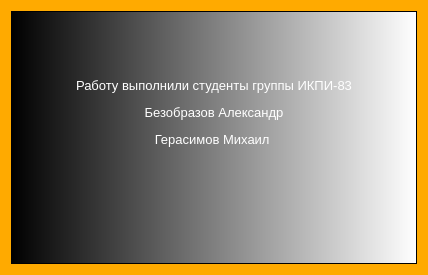
ultraxion2000/Bot_creator-1, file Bot/info.ui: the form before one commit.
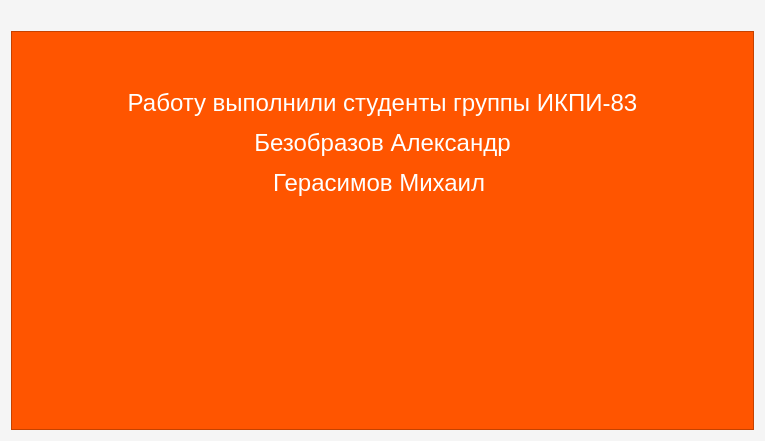
The form after the commit. Icons and pictures are not drawn.

Patch:
```diff
--- a/Bot/info.ui
+++ b/Bot/info.ui
@@ -6,32 +6,41 @@
    <rect>
     <x>0</x>
     <y>0</y>
-    <width>428</width>
-    <height>275</height>
+    <width>765</width>
+    <height>441</height>
    </rect>
   </property>
   <property name="windowTitle">
    <string>Info</string>
   </property>
   <property name="styleSheet">
-   <string notr="true">background-color:rgb(255, 170, 0)</string>
+   <string notr="true">background-color:rgb(245, 245, 245)</string>
   </property>
-  <layout class="QGridLayout" name="gridLayout">
-   <item row="0" column="0">
+  <layout class="QVBoxLayout" name="verticalLayout">
+   <item>
+    <widget class="QLabel" name="label">
+     <property name="text">
+      <string/>
+     </property>
+     <property name="pixmap">
+      <pixmap>../../../Users/Александр/Desktop/sut.png</pixmap>
+     </property>
+    </widget>
+   </item>
+   <item>
     <widget class="QTextBrowser" name="textBrowser">
      <property name="styleSheet">
-      <string notr="true">background-color:qlineargradient(spread:pad, x1:0, y1:0, x2:1, y2:0, stop:0 rgba(0, 0, 0, 255), stop:1 rgba(255, 255, 255, 255))</string>
+      <string notr="true">background-color:rgb(255, 85, 0)</string>
      </property>
      <property name="html">
       <string>&lt;!DOCTYPE HTML PUBLIC &quot;-//W3C//DTD HTML 4.0//EN&quot; &quot;http://www.w3.org/TR/REC-html40/strict.dtd&quot;&gt;
 &lt;html&gt;&lt;head&gt;&lt;meta name=&quot;qrichtext&quot; content=&quot;1&quot; /&gt;&lt;style type=&quot;text/css&quot;&gt;
 p, li { white-space: pre-wrap; }
 &lt;/style&gt;&lt;/head&gt;&lt;body style=&quot; font-family:'MS Shell Dlg 2'; font-size:7.8pt; font-weight:400; font-style:normal;&quot;&gt;
-&lt;p align=&quot;center&quot; style=&quot; margin-top:12px; margin-bottom:12px; margin-left:0px; margin-right:0px; -qt-block-indent:0; text-indent:0px;&quot;&gt;&lt;span style=&quot; color:#ffffff;&quot;&gt;&lt;br /&gt;&lt;/span&gt;&lt;/p&gt;
-&lt;p align=&quot;center&quot; style=&quot;-qt-paragraph-type:empty; margin-top:12px; margin-bottom:12px; margin-left:0px; margin-right:0px; -qt-block-indent:0; text-indent:0px; color:#ffffff;&quot;&gt;&lt;br /&gt;&lt;/p&gt;
-&lt;p align=&quot;center&quot; style=&quot; margin-top:12px; margin-bottom:12px; margin-left:0px; margin-right:0px; -qt-block-indent:0; text-indent:0px;&quot;&gt;&lt;span style=&quot; font-size:10pt; color:#ffffff;&quot;&gt;Работу выполнили студенты группы ИКПИ-83&lt;/span&gt;&lt;/p&gt;
-&lt;p align=&quot;center&quot; style=&quot; margin-top:12px; margin-bottom:12px; margin-left:0px; margin-right:0px; -qt-block-indent:0; text-indent:0px;&quot;&gt;&lt;span style=&quot; font-size:10pt; color:#ffffff;&quot;&gt;Безобразов Александр&lt;/span&gt;&lt;/p&gt;
-&lt;p align=&quot;center&quot; style=&quot; margin-top:12px; margin-bottom:12px; margin-left:0px; margin-right:0px; -qt-block-indent:0; text-indent:0px;&quot;&gt;&lt;span style=&quot; font-size:10pt; color:#ffffff;&quot;&gt;Герасимов Михаил &lt;/span&gt;&lt;/p&gt;&lt;/body&gt;&lt;/html&gt;</string>
+&lt;p align=&quot;center&quot; style=&quot; margin-top:12px; margin-bottom:12px; margin-left:0px; margin-right:0px; -qt-block-indent:0; text-indent:0px;&quot;&gt;&lt;span style=&quot; font-size:18pt; color:#ffffff;&quot;&gt;&lt;br /&gt;&lt;/span&gt;&lt;/p&gt;
+&lt;p align=&quot;center&quot; style=&quot; margin-top:12px; margin-bottom:12px; margin-left:0px; margin-right:0px; -qt-block-indent:0; text-indent:0px;&quot;&gt;&lt;span style=&quot; font-size:18pt; color:#ffffff;&quot;&gt;Работу выполнили студенты группы ИКПИ-83&lt;/span&gt;&lt;/p&gt;
+&lt;p align=&quot;center&quot; style=&quot; margin-top:12px; margin-bottom:12px; margin-left:0px; margin-right:0px; -qt-block-indent:0; text-indent:0px;&quot;&gt;&lt;span style=&quot; font-size:18pt; color:#ffffff;&quot;&gt;Безобразов Александр&lt;/span&gt;&lt;/p&gt;
+&lt;p align=&quot;center&quot; style=&quot; margin-top:12px; margin-bottom:12px; margin-left:0px; margin-right:0px; -qt-block-indent:0; text-indent:0px;&quot;&gt;&lt;span style=&quot; font-size:18pt; color:#ffffff;&quot;&gt;Герасимов Михаил &lt;/span&gt;&lt;/p&gt;&lt;/body&gt;&lt;/html&gt;</string>
      </property>
     </widget>
    </item>
```
